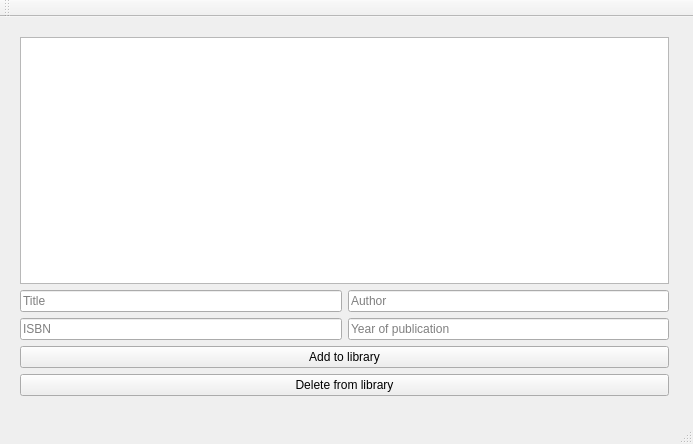
Old version of the form mainwindow.ui in the repository Abadacor/prodev.
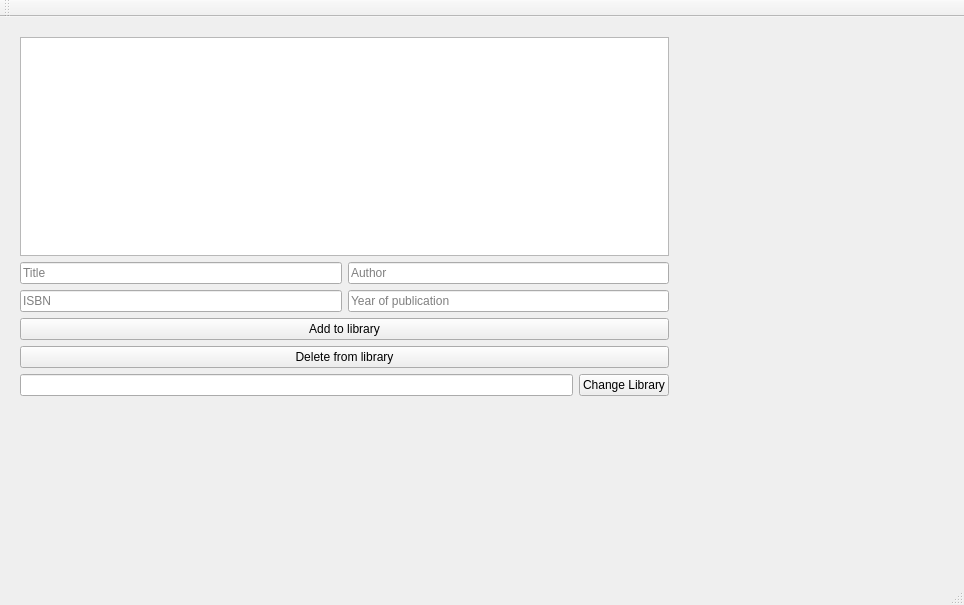
New version of the form.

Commit message: library change space + btn

```diff
--- a/mainwindow.ui
+++ b/mainwindow.ui
@@ -6,8 +6,8 @@
    <rect>
     <x>0</x>
     <y>0</y>
-    <width>693</width>
-    <height>444</height>
+    <width>964</width>
+    <height>605</height>
    </rect>
   </property>
   <property name="windowTitle">
@@ -85,6 +85,20 @@
        </item>
       </layout>
      </item>
+     <item>
+      <layout class="QHBoxLayout" name="libLayout">
+       <item>
+        <widget class="QLineEdit" name="libName"/>
+       </item>
+       <item>
+        <widget class="QPushButton" name="pushButton_2">
+         <property name="text">
+          <string>Change Library</string>
+         </property>
+        </widget>
+       </item>
+      </layout>
+     </item>
     </layout>
    </widget>
   </widget>
```
